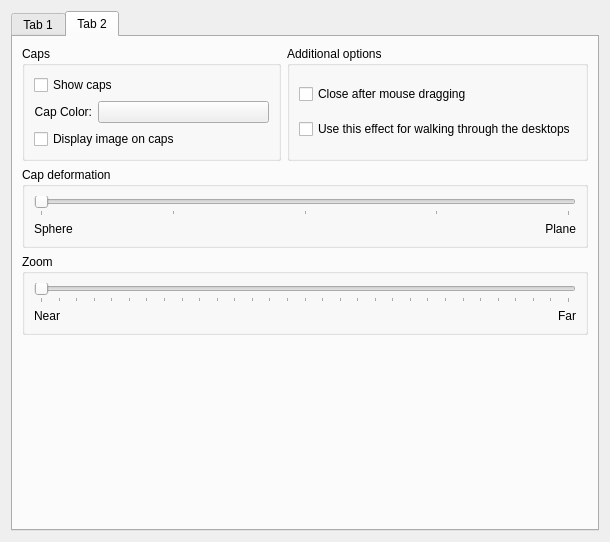
This is effects/sphere_config.ui in KDE/kwin as Qt 5 draws it before an edit. The edited form follows.
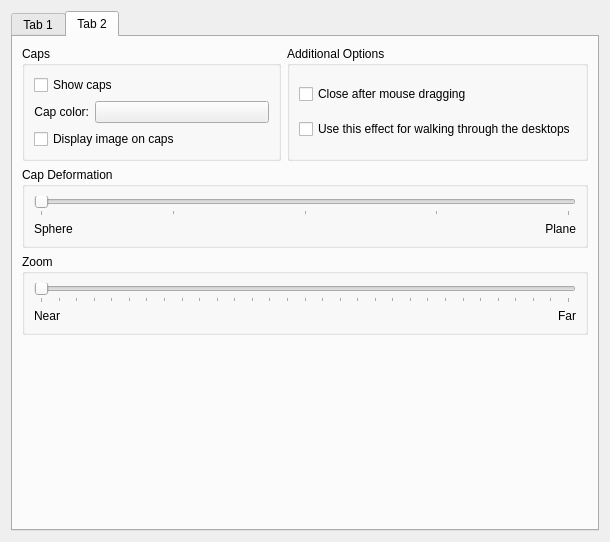
This is the edited form. The open tabs and pages were chosen to show the change. Custom widgets are drawn as their Qt base class.

```diff
--- a/effects/sphere_config.ui
+++ b/effects/sphere_config.ui
@@ -280,7 +280,7 @@
           <item row="1" column="0" >
            <widget class="QLabel" name="capColorLabel" >
             <property name="text" >
-             <string>Cap Color:</string>
+             <string>Cap color:</string>
             </property>
             <property name="alignment" >
              <set>Qt::AlignRight|Qt::AlignTrailing|Qt::AlignVCenter</set>
@@ -377,7 +377,7 @@
        <item row="0" column="1" >
         <widget class="QGroupBox" name="groupBox_9" >
          <property name="title" >
-          <string>Additional options</string>
+          <string>Additional Options</string>
          </property>
          <layout class="QVBoxLayout" name="verticalLayout" >
           <item>
@@ -420,7 +420,7 @@
        <item row="1" column="0" colspan="2" >
         <widget class="QGroupBox" name="capDeformationGroupBox" >
          <property name="title" >
-          <string>Cap deformation</string>
+          <string>Cap Deformation</string>
          </property>
          <layout class="QGridLayout" name="gridLayout_9" >
           <item row="0" column="0" colspan="2" >
```
Left out of the diff: 2 changed lines with no effect on the pictures.
